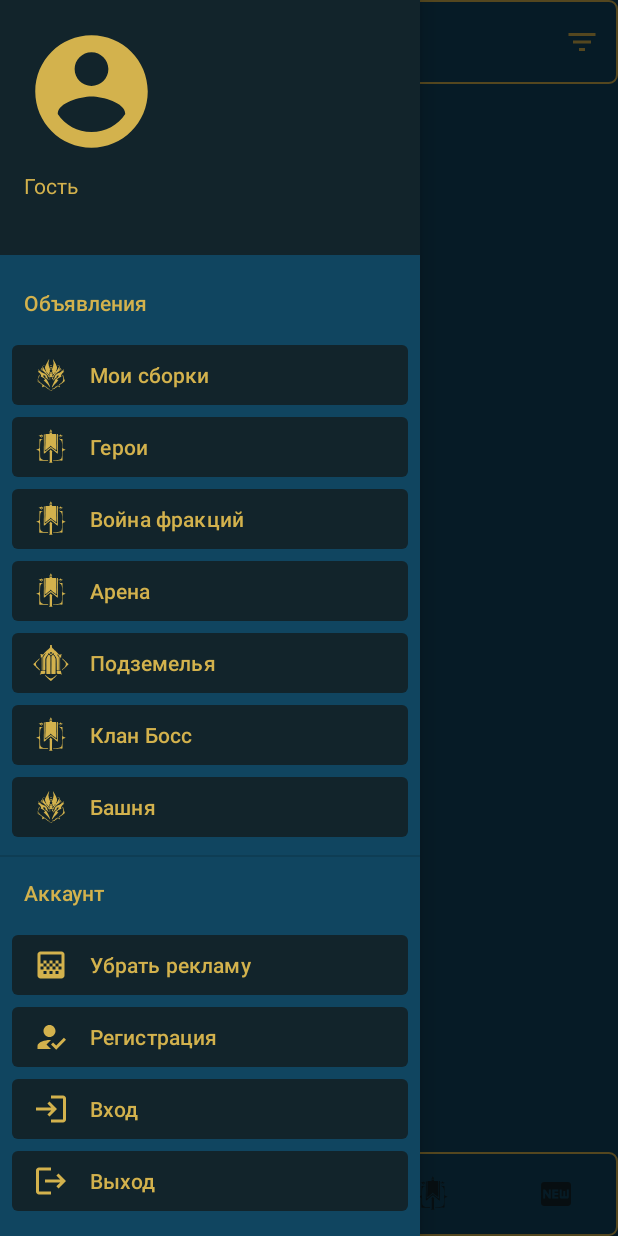
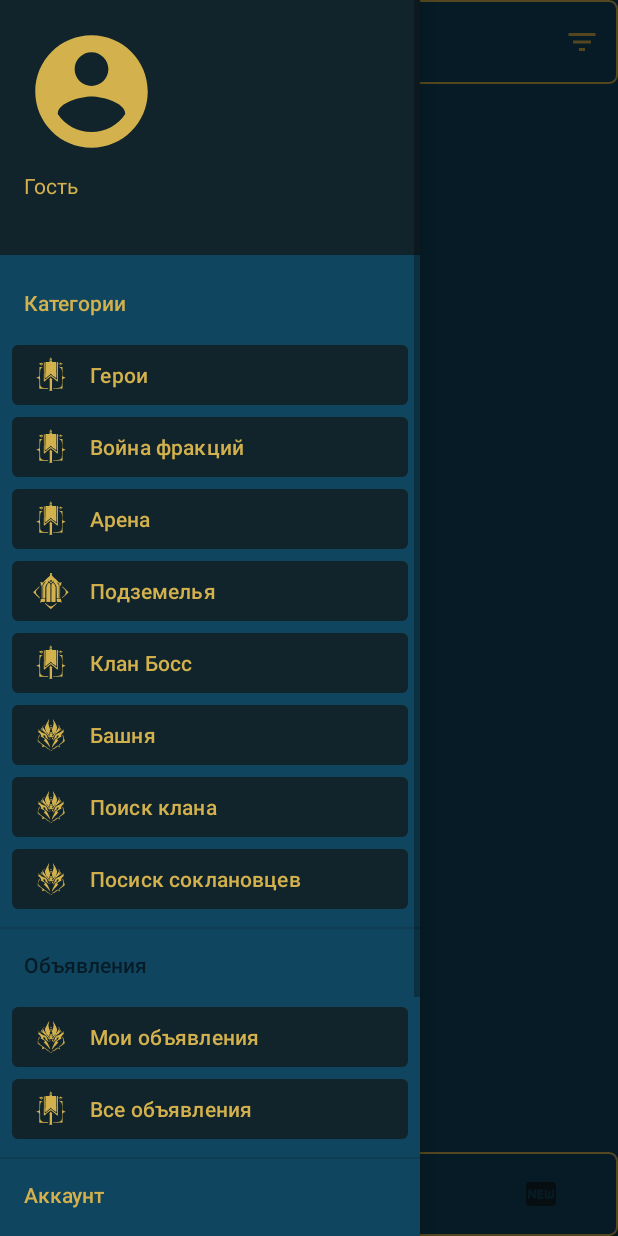
Before and after one commit to b0gdanov/TablaDeAnunciosKotlin, an Android app: the screen it shows after launch (MainActivity), with the side drawer open, on a phone screen of 412 x 824 dp. Run offline under Robolectric (Android 15) with nearby library versions, the phone set to English and light mode, and no system bars; our stand-ins replace AdMob, Firebase (no records; nobody signed in at launch, a user with empty details on screens opened directly), Picasso; pictures from the network do not load; 2 statements that could not run were skipped.

Commit message:
Удалил кнопку кланов из нижнего меню. Добавил 2 катогории (поиск клана и поиск мемберов) в список категорий. Внёс изменения в выдвежное меню и добавил категории. Добавил название категории в тулбар при смене категорий.

```diff
--- a/app/src/main/res/menu/bot_main_menu.xml
+++ b/app/src/main/res/menu/bot_main_menu.xml
@@ -5,11 +5,6 @@
         android:title="@string/create_assembly"
         android:icon="@drawable/ic_new_ads"
         android:orderInCategory="500"/>
-    <item
-        android:id="@+id/id_new_clan"
-        android:title="@string/create_assembly"
-        android:icon="@drawable/ic_menu_clan_battles"
-        android:orderInCategory="400"/>
     <item
         android:id="@+id/id_my_ads"
         android:title="@string/my_ads"
--- a/app/src/main/res/menu/drawer_main_menu.xml
+++ b/app/src/main/res/menu/drawer_main_menu.xml
@@ -5,14 +5,10 @@
 
     <item
         android:id="@+id/adsCat"
-        android:title="@string/ad_cat1">
+        android:title="@string/categories">
 
         <menu>
 
-            <item
-                android:id="@+id/id_my_ads"
-                android:icon="@drawable/ic_menu_doom_tower"
-                android:title="@string/ad_my_ads" />
             <item
                 android:id="@+id/id_heroes"
                 android:icon="@drawable/ic_menu_clan_battles"
@@ -37,6 +33,34 @@
                 android:id="@+id/id_tower"
                 android:icon="@drawable/ic_menu_doom_tower"
                 android:title="@string/ad_tower" />
+            <item
+                android:id="@+id/id_lf_clan"
+                android:icon="@drawable/ic_menu_doom_tower"
+                android:title="@string/lf_clan" />
+            <item
+                android:id="@+id/id_lf_members"
+                android:icon="@drawable/ic_menu_doom_tower"
+                android:title="@string/lf_members" />
+
+        </menu>
+
+    </item>
+
+    <item
+        android:id="@+id/adsCat2"
+        android:title="@string/ad_cat1">
+
+        <menu>
+
+            <item
+                android:id="@+id/id_my_ads"
+                android:icon="@drawable/ic_menu_doom_tower"
+                android:title="@string/ad_my_ads" />
+            <item
+                android:id="@+id/all_ads"
+                android:icon="@drawable/ic_menu_clan_battles"
+                android:title="@string/all_ads" />
+
 
         </menu>
 
@@ -49,7 +73,7 @@
 
         <menu>
             <item
-                android:title="Убрать рекламу"
+                android:title="@string/remove_ads"
                 android:icon="@drawable/ic_remove_ads"
                 android:id="@+id/remove_ads"/>
             <item
--- a/app/src/main/res/values-night/strings.xml
+++ b/app/src/main/res/values-night/strings.xml
@@ -7,7 +7,7 @@
     <!-- Menu Drawer Strings -->
     <string name="ad_cat1">Объявления</string>
     <string name="def">Разное</string>
-    <string name="ad_my_ads">Мои сборки</string>
+    <string name="ad_my_ads">Мои объявления</string>
     <string name="ad_heroes">Герои</string>
     <string name="ad_dungeons">Подземелья</string>
     <string name="ad_faction_war">Война фракций</string>
@@ -103,4 +103,9 @@
     <string name="you_are_logged_in_as_a_guest">Вы вошли как гость</string>
     <string name="failed_to_login_as_guest">Не удалось войти как гость</string>
     <string name="apply_filter">Применить фильтр</string>
+    <string name="lf_clan">Поиск клана</string>
+    <string name="lf_members">Посиск соклановцев</string>
+    <string name="remove_ads">Убрать рекламу</string>
+    <string name="all_ads">Все объявления</string>
+    <string name="categories">Категории</string>
 </resources>
--- a/app/src/main/res/values/category_array.xml
+++ b/app/src/main/res/values/category_array.xml
@@ -7,5 +7,7 @@
         <item>@string/ad_dungeons</item>
         <item>@string/ad_cb</item>
         <item>@string/ad_tower</item>
+        <item>@string/lf_clan</item>
+        <item>@string/lf_members</item>
     </string-array>
 </resources>
--- a/app/src/main/res/values/strings.xml
+++ b/app/src/main/res/values/strings.xml
@@ -7,7 +7,7 @@
     <!-- Menu Drawer Strings -->
     <string name="ad_cat1">Объявления</string>
     <string name="def">Разное</string>
-    <string name="ad_my_ads">Мои сборки</string>
+    <string name="ad_my_ads">Мои объявления</string>
     <string name="ad_heroes">Герои</string>
     <string name="ad_dungeons">Подземелья</string>
     <string name="ad_faction_war">Война фракций</string>
@@ -104,4 +104,9 @@
     <string name="you_are_logged_in_as_a_guest">Вы вошли как гость</string>
     <string name="failed_to_login_as_guest">Не удалось войти как гость</string>
     <string name="apply_filter">Применить фильтр</string>
+    <string name="lf_clan">Поиск клана</string>
+    <string name="lf_members">Посиск соклановцев</string>
+    <string name="remove_ads">Убрать рекламу</string>
+    <string name="all_ads">Все объявления</string>
+    <string name="categories">Категории</string>
 </resources>
```
Also changed, not shown: app/src/main/java/ru/gamebreaker/tabladeanuncioskotlin/MainActivity.kt (+26 -19 lines).
